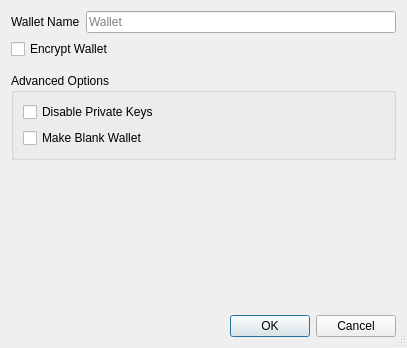
First picture: the form in src/qt/forms/createwalletdialog.ui, repository UdjinM6/dash_unforked, before the edit.
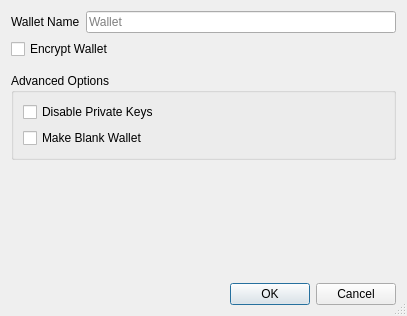
Second picture: the form after the edit.

Commit message: decreased height of dialog due to missing checkbox (not backported yet)

Patch:
```diff
--- a/src/qt/forms/createwalletdialog.ui
+++ b/src/qt/forms/createwalletdialog.ui
@@ -7,7 +7,7 @@
     <x>0</x>
     <y>0</y>
     <width>407</width>
-    <height>348</height>
+    <height>316</height>
    </rect>
   </property>
   <property name="windowTitle">
```
